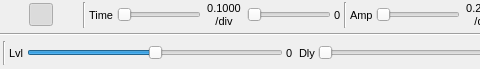
Qt form sdrbase/gui/glscopegui.ui (f4exb/sdrangel) before a commit; both pictures show x 188 to 668 and y 0 to 69 of the 807 by 69 pixel window.
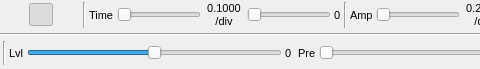
The same form after that commit. Icons and pictures are not drawn. Custom widgets are drawn as their Qt base class.

What changed in the file:
```diff
--- a/sdrbase/gui/glscopegui.ui
+++ b/sdrbase/gui/glscopegui.ui
@@ -720,7 +720,7 @@
         </font>
        </property>
        <property name="text">
-        <string> Dly</string>
+        <string> Pre</string>
        </property>
       </widget>
      </item>
```
Left out of the diff: 8 changed lines with no effect on the pictures.
